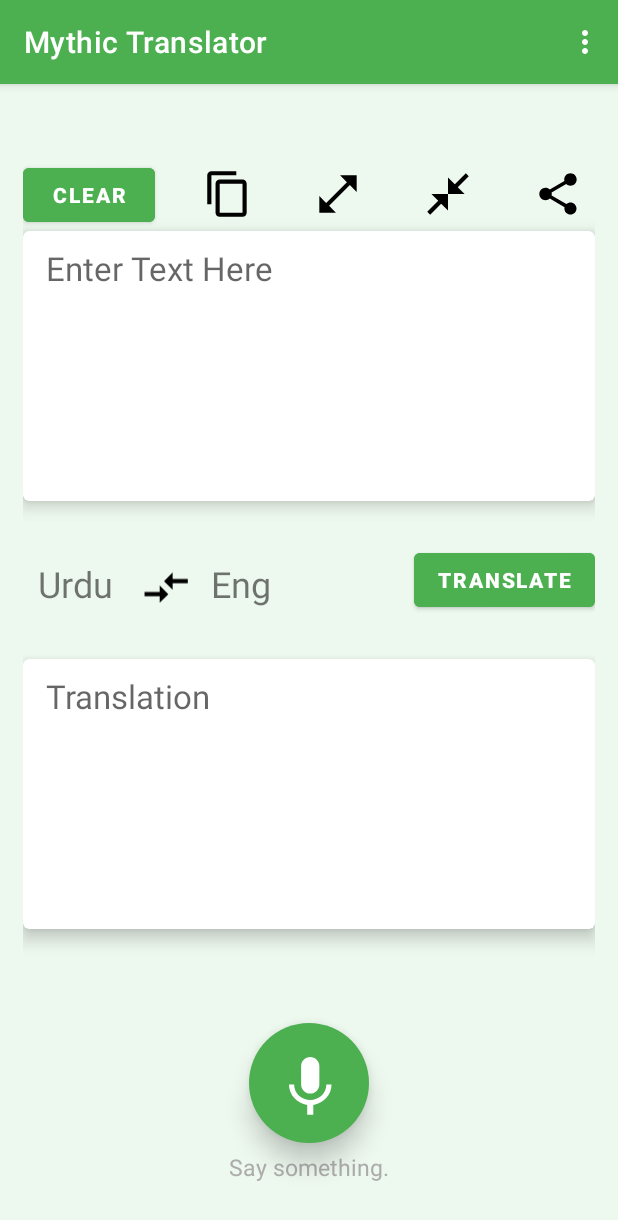
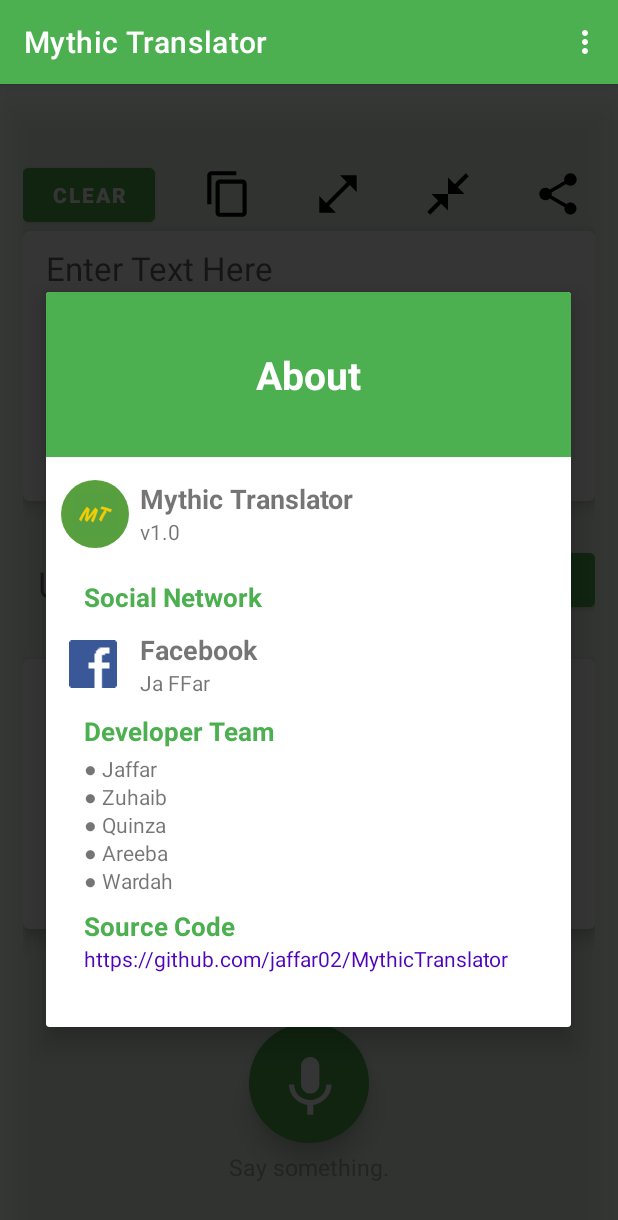
Before and after one commit to jaffar02/MythicTranslator, an Android app: the screen it shows after launch (Logic), on a phone screen of 412 x 824 dp. Shown: the top 1220 px of the screen. Run offline under Robolectric (Android 15) with nearby library versions, the phone set to English and light mode, and no system bars; libraries missing offline, so code that uses them is left out: com.google.mlkit.common, com.google.mlkit.nl; Roboto replaces fonts that are not available here; 2 statements that could not run were skipped.

Commit message:
Revision 0.4

```diff
--- a/app/src/main/res/layout/activity_logic.xml
+++ b/app/src/main/res/layout/activity_logic.xml
@@ -234,7 +234,7 @@
         android:layout_width="match_parent"
         android:layout_height="match_parent"
         android:background="@color/dim_background"
-        android:visibility="gone"
+        android:visibility="visible"
         android:elevation="20dp"
         android:clickable="true"
         android:focusable="true"
--- a/app/src/main/res/values/strings.xml
+++ b/app/src/main/res/values/strings.xml
@@ -8,7 +8,7 @@
     <string name="facebook">Facebook</string>
     <string name="facebook_profile_name">Ja FFar</string>
     <string name="developer_team">Developer Team</string>
-    <string name="developers_names_list">● Jaffar\n● Zuhaib\n● Quinza\n● Areeba</string>
+    <string name="developers_names_list">● Jaffar\n● Zuhaib\n● Quinza\n● Areeba\n● Wardah</string>
     <string name="clear">CLEAR</string>
     <string name="sourceCodeLink">https://github.com/jaffar02/MythicTranslator</string>
 </resources>
```
